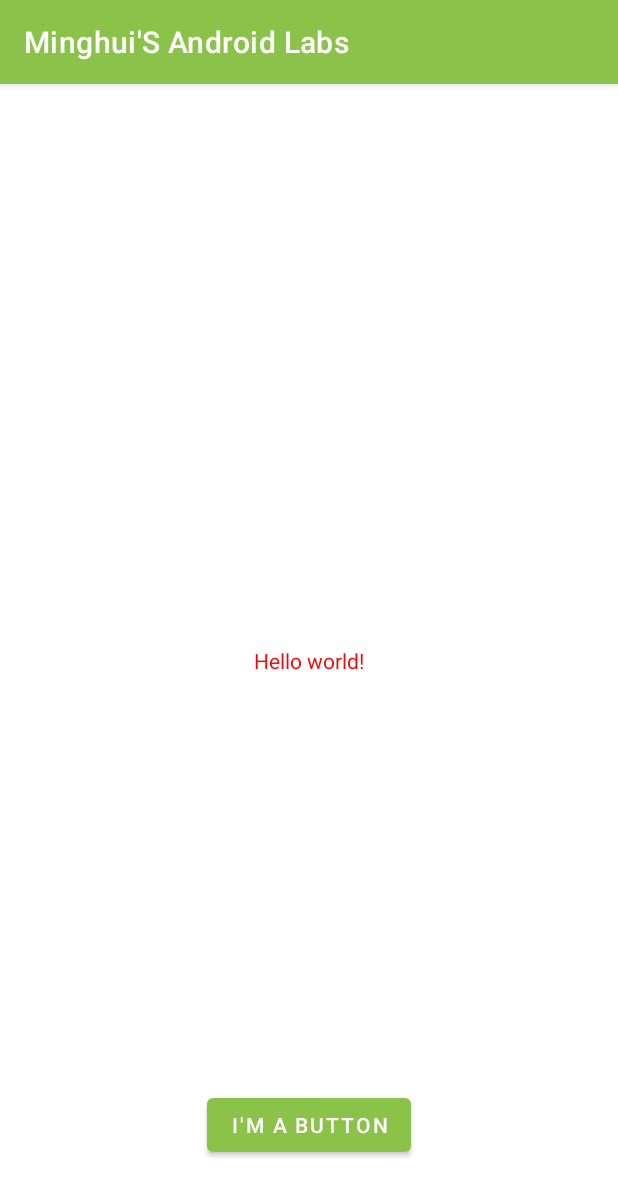
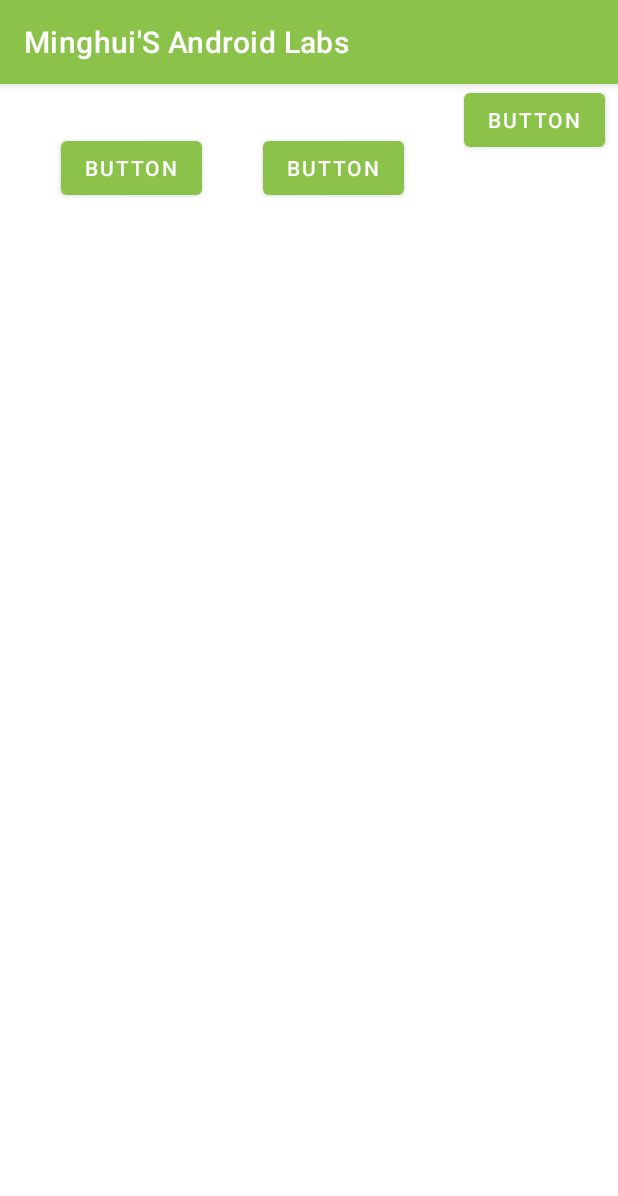
Before and after one commit to minghui-liao/MyAndroidLabs, an Android app: the screen it shows after launch (MainActivity), on a phone screen of 412 x 824 dp. Shown: the top 1196 px of the screen. Run offline under Robolectric (Android 15) with nearby library versions, the phone set to English and light mode, and no system bars.

Commit message:
Finished step 2

```diff
--- a/app/src/main/res/layout/activity_main.xml
+++ b/app/src/main/res/layout/activity_main.xml
@@ -6,23 +6,38 @@
     android:layout_height="match_parent"
     tools:context=".MainActivity">
 
-    <TextView
+    <Button
+        android:id="@+id/button1"
         android:layout_width="wrap_content"
         android:layout_height="wrap_content"
-        android:text="@string/hello_message"
-        app:layout_constraintBottom_toBottomOf="parent"
-        app:layout_constraintLeft_toLeftOf="parent"
-        app:layout_constraintRight_toRightOf="parent"
+        android:layout_marginStart="32dp"
+        android:layout_marginTop="32dp"
+        android:text="Button"
+        app:layout_constraintEnd_toStartOf="@+id/button2"
+        app:layout_constraintHorizontal_bias="0.5"
+        app:layout_constraintStart_toStartOf="parent"
         app:layout_constraintTop_toTopOf="parent" />
 
     <Button
+        android:id="@+id/button2"
         android:layout_width="wrap_content"
         android:layout_height="wrap_content"
-        android:layout_marginBottom="50dp"
-        android:text="@string/button_message"
-        app:layout_constraintBottom_toBottomOf="parent"
+        android:layout_marginStart="32dp"
+        android:layout_marginTop="32dp"
+        android:text="Button"
+        app:layout_constraintEnd_toStartOf="@+id/button3"
+        app:layout_constraintHorizontal_bias="0.5"
+        app:layout_constraintStart_toEndOf="@+id/button1"
+        app:layout_constraintTop_toTopOf="parent" />
+
+    <Button
+        android:id="@+id/button3"
+        android:layout_width="wrap_content"
+        android:layout_height="wrap_content"
+        android:layout_marginStart="32dp"
+        android:text="Button"
         app:layout_constraintEnd_toEndOf="parent"
         app:layout_constraintHorizontal_bias="0.5"
-        app:layout_constraintStart_toStartOf="parent" />
-
+        app:layout_constraintStart_toEndOf="@+id/button2"
+        tools:layout_editor_absoluteY="34dp" />
 </androidx.constraintlayout.widget.ConstraintLayout>
```
